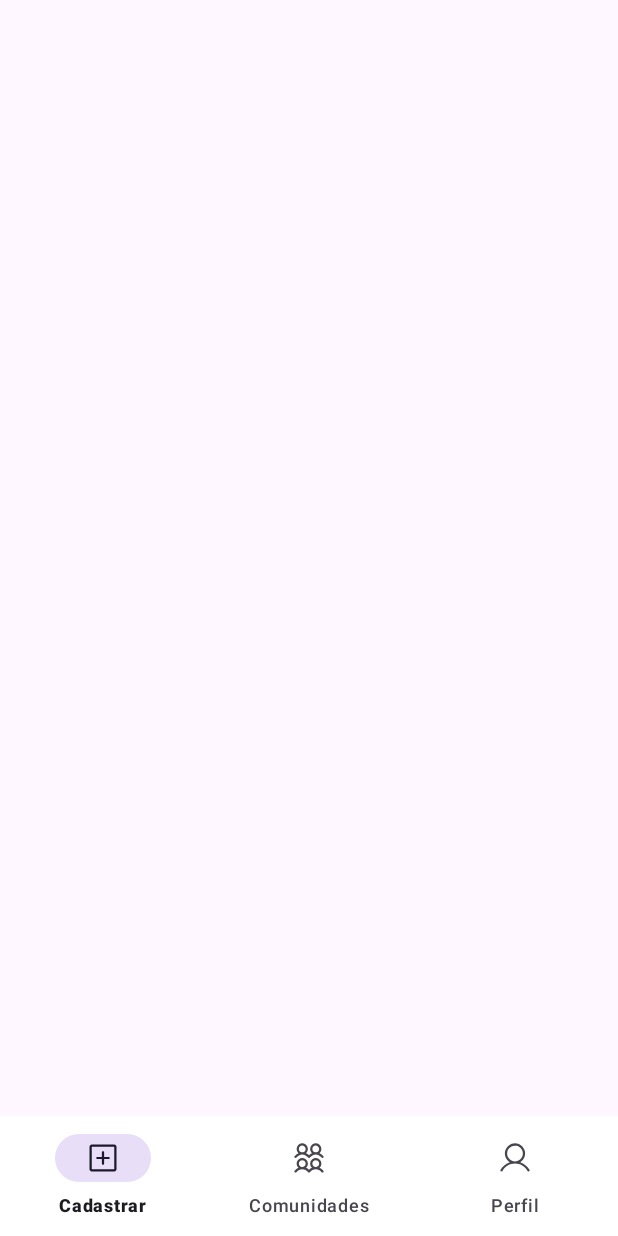
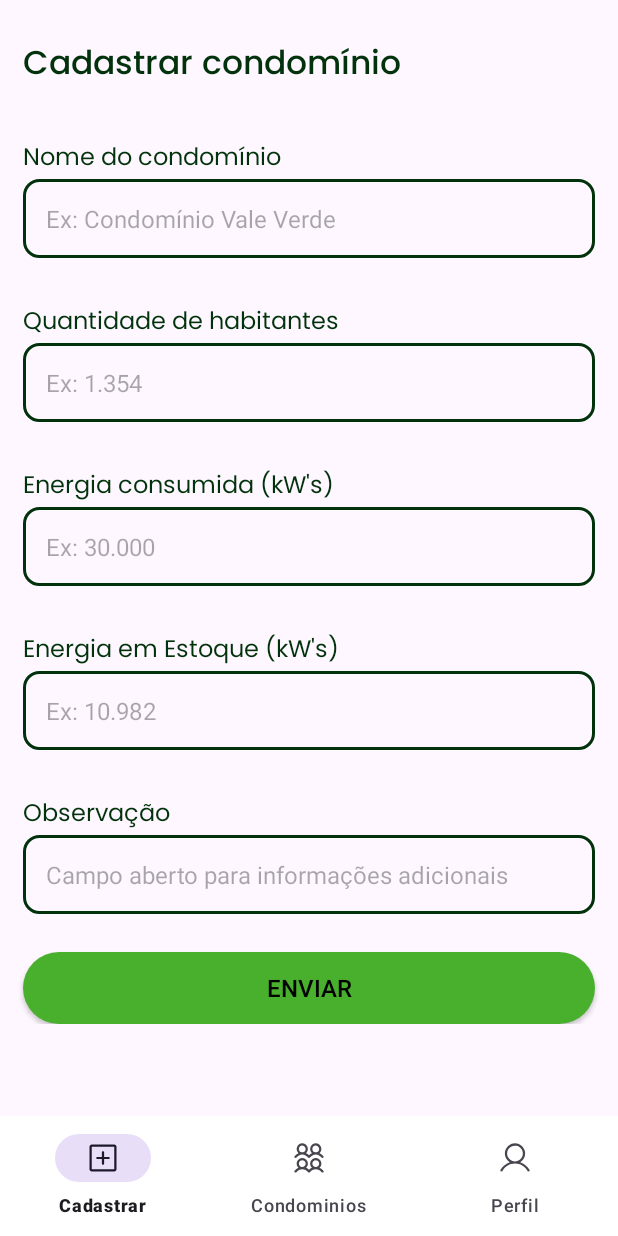
Before and after one commit to yagoluucas/gs-energywise-android, an Android app: the NovoCondominio screen opened directly, with no data from a screen before it, on a phone screen of 412 x 824 dp. Run offline under Robolectric (Android 15) with nearby library versions, the phone set to English and light mode, and no system bars.

Commit message:
Colocado o fragment de atualização de informações

```diff
--- a/app/src/main/java/com/example/energywise/activity/AtualizarComunidade.kt
+++ b/app/src/main/java/com/example/energywise/activity/AtualizarCondominio.kt
@@ -1,13 +1,10 @@
 package com.example.energywise.activity
 
 import android.os.Bundle
-import androidx.activity.enableEdgeToEdge
 import androidx.appcompat.app.AppCompatActivity
-import androidx.core.view.ViewCompat
-import androidx.core.view.WindowInsetsCompat
 import com.example.energywise.R
 
-class AtualizarComunidade : AppCompatActivity() {
+class AtualizarCondominio : AppCompatActivity() {
     override fun onCreate(savedInstanceState: Bundle?) {
         super.onCreate(savedInstanceState)
         setContentView(R.layout.activity_atualizar_comunidade)
--- a/app/src/main/java/com/example/energywise/activity/HomeActivity.kt
+++ b/app/src/main/java/com/example/energywise/activity/HomeActivity.kt
@@ -1,6 +1,8 @@
 package com.example.energywise.activity
 
 import android.os.Bundle
+import android.view.WindowManager
+import android.widget.EditText
 import androidx.appcompat.app.AppCompatActivity
 import com.example.energywise.R
 
@@ -8,5 +10,10 @@ class HomeActivity: AppCompatActivity() {
     override fun onCreate(savedInstanceState: Bundle?) {
         super.onCreate(savedInstanceState)
         setContentView(R.layout.activity_home)
+
+        val pesquisarComunidade: EditText = findViewById(R.id.HOME_CampoPesquisarComunidade_EditText)
+        pesquisarComunidade.clearFocus()
+
+        window.setSoftInputMode(WindowManager.LayoutParams.SOFT_INPUT_STATE_ALWAYS_HIDDEN)
     }
 }
--- a/app/src/main/java/com/example/energywise/activity/NovaComunidade.kt
+++ b/app/src/main/java/com/example/energywise/activity/NovoCondominio.kt
@@ -4,7 +4,7 @@ import android.os.Bundle
 import androidx.appcompat.app.AppCompatActivity
 import com.example.energywise.R
 
-class NovaComunidade : AppCompatActivity() {
+class NovoCondominio : AppCompatActivity() {
     override fun onCreate(savedInstanceState: Bundle?) {
         super.onCreate(savedInstanceState)
         setContentView(R.layout.activity_cadastro_comunidade)
--- a/app/src/main/java/com/example/energywise/fragment/BottomNavigation.kt
+++ b/app/src/main/java/com/example/energywise/fragment/BottomNavigation.kt
@@ -8,7 +8,7 @@ import android.view.ViewGroup
 import androidx.fragment.app.Fragment
 import com.example.energywise.R
 import com.example.energywise.activity.HomeActivity
-import com.example.energywise.activity.NovaComunidade
+import com.example.energywise.activity.NovoCondominio
 import com.example.energywise.activity.PerfilUsuario
 import com.google.android.material.bottomnavigation.BottomNavigationView
 
@@ -19,25 +19,25 @@ class BottomNavigation: Fragment() {
         container: ViewGroup?,
         savedInstanceState: Bundle?
     ): View? {
-        val view = inflater.inflate(R.layout.bottom_navigation_bar, container, false)
+        val view = inflater.inflate(R.layout.fragment_bottom_navigation_bar, container, false)
         bottomNavigation = view.findViewById(R.id.bottomNavigationView)
         bottomNavigation.setOnNavigationItemSelectedListener { item ->
             when(item.itemId){
 
-                R.id.Menu_NovaComunidade -> {
-                    if(activity !is NovaComunidade) {
-                        NavigationStateManager.selectedItemId = R.id.Menu_NovaComunidade
+                R.id.Menu_NovoCondominio -> {
+                    if(activity !is NovoCondominio) {
+                        NavigationStateManager.selectedItemId = R.id.Menu_NovoCondominio
 
-                        val intent = Intent(activity, NovaComunidade::class.java)
+                        val intent = Intent(activity, NovoCondominio::class.java)
                         intent.flags = Intent.FLAG_ACTIVITY_REORDER_TO_FRONT
                         startActivity(intent)
                     }
                     true
                 }
 
-                R.id.Menu_Comunidades -> {
+                R.id.Menu_Condominio -> {
                     if(activity !is HomeActivity){
-                        NavigationStateManager.selectedItemId = R.id.Menu_Comunidades
+                        NavigationStateManager.selectedItemId = R.id.Menu_Condominio
 
                         val intent = Intent(activity, HomeActivity::class.java)
                         intent.flags = Intent.FLAG_ACTIVITY_REORDER_TO_FRONT
@@ -70,6 +70,6 @@ class BottomNavigation: Fragment() {
     }
 
     object NavigationStateManager {
-        var selectedItemId: Int = R.id.Menu_Comunidades
+        var selectedItemId: Int = R.id.Menu_Condominio
     }
 }
--- /dev/null
+++ b/app/src/main/java/com/example/energywise/fragment/InfoCondominio.kt
@@ -0,0 +1,26 @@
+package com.example.energywise.fragment
+
+import android.annotation.SuppressLint
+import android.os.Bundle
+import android.view.LayoutInflater
+import android.view.View
+import android.view.ViewGroup
+import android.widget.Button
+import androidx.fragment.app.Fragment
+import com.example.energywise.R
+import com.example.energywise.activity.NovoCondominio
+
+class InfoCondominio: Fragment() {
+    @SuppressLint("MissingInflatedId")
+    override fun onCreateView(
+        inflater: LayoutInflater,
+        container: ViewGroup?,
+        savedInstanceState: Bundle?
+    ): View? {
+        val view = inflater.inflate(R.layout.fragment_info_condominio, container, false)
+        val btnEnviarInformacoes = view.findViewById<Button>(R.id.FragmentoInfoCondominio_ButnEnviarInformacoes_AppCompatButton)
+
+
+        return view
+    }
+}
--- a/app/src/main/res/layout/activity_atualizar_comunidade.xml
+++ b/app/src/main/res/layout/activity_atualizar_comunidade.xml
@@ -5,7 +5,47 @@
     android:id="@+id/main"
     android:layout_width="match_parent"
     android:layout_height="match_parent"
-    tools:context=".activity.AtualizarComunidade">
+    tools:context=".activity.AtualizarCondominio">
+
+    <ScrollView
+        android:id="@+id/ATUALIZAR_ScrollViewCadastrarComunidade_ScrollView"
+        android:layout_width="match_parent"
+        android:layout_height="0dp"
+        app:layout_constraintLeft_toLeftOf="parent"
+        app:layout_constraintRight_toRightOf="parent"
+        app:layout_constraintTop_toTopOf="parent"
+        app:layout_constraintBottom_toTopOf="@+id/fragment_container">
+
+        <androidx.constraintlayout.widget.ConstraintLayout
+            android:layout_width="match_parent"
+            android:layout_height="wrap_content"
+            android:layout_marginTop="35dp"
+            android:layout_marginHorizontal="18dp">
+
+            <TextView
+                android:id="@+id/ATUALIZAR_TextoCadastrarComunidade_TextView"
+                android:layout_width="match_parent"
+                android:layout_height="wrap_content"
+                app:layout_constraintLeft_toLeftOf="parent"
+                app:layout_constraintRight_toRightOf="parent"
+                app:layout_constraintTop_toTopOf="parent"
+                style="@style/tituloPagina"
+                android:text="Edite os campos do condomínio"/>
+
+            <androidx.fragment.app.FragmentContainerView
+                android:id="@+id/fragment_container_info_comunidade"
+                android:layout_width="match_parent"
+                android:layout_height="wrap_content"
+                app:layout_constraintRight_toRightOf="parent"
+                app:layout_constraintLeft_toLeftOf="parent"
+                app:layout_constraintTop_toBottomOf="@+id/ATUALIZAR_TextoCadastrarComunidade_TextView"
+                android:name="com.example.energywise.fragment.InfoCondominio"/>
+
+
+        </androidx.constraintlayout.widget.ConstraintLayout>
+
+    </ScrollView>
+
 
     <androidx.fragment.app.FragmentContainerView
         android:id="@+id/fragment_container"
--- a/app/src/main/res/layout/activity_cadastro_comunidade.xml
+++ b/app/src/main/res/layout/activity_cadastro_comunidade.xml
@@ -5,12 +5,49 @@
     android:id="@+id/main"
     android:layout_width="match_parent"
     android:layout_height="match_parent"
-    tools:context=".activity.NovaComunidade">
+    tools:context=".activity.NovoCondominio">
 
+    <ScrollView
+        android:id="@+id/CADASTRO_ScrollViewCadastrarComunidade_ScrollView"
+        android:layout_width="match_parent"
+        android:layout_height="0dp"
+        app:layout_constraintLeft_toLeftOf="parent"
+        app:layout_constraintRight_toRightOf="parent"
+        app:layout_constraintTop_toTopOf="parent"
+        app:layout_constraintBottom_toTopOf="@+id/fragment_container">
+
+        <androidx.constraintlayout.widget.ConstraintLayout
+            android:layout_width="match_parent"
+            android:layout_height="wrap_content"
+            android:layout_marginTop="25dp">
+
+            <TextView
+                android:id="@+id/CADASTRO_TextoCadastrarComunidade_TextView"
+                android:layout_width="match_parent"
+                android:layout_height="wrap_content"
+                app:layout_constraintLeft_toLeftOf="parent"
+                app:layout_constraintRight_toRightOf="parent"
+                app:layout_constraintTop_toTopOf="parent"
+                style="@style/tituloPagina"
+                android:text="Cadastrar condomínio"
+                android:layout_marginHorizontal="15dp"/>
+
+            <androidx.fragment.app.FragmentContainerView
+                android:id="@+id/fragment_container_info_comunidade"
+                android:layout_width="match_parent"
+                android:layout_height="wrap_content"
+                app:layout_constraintRight_toRightOf="parent"
+                app:layout_constraintLeft_toLeftOf="parent"
+                app:layout_constraintTop_toBottomOf="@+id/CADASTRO_TextoCadastrarComunidade_TextView"
+                android:name="com.example.energywise.fragment.InfoCondominio"/>
+
+        </androidx.constraintlayout.widget.ConstraintLayout>
+
+    </ScrollView>
 
     <androidx.fragment.app.FragmentContainerView
         android:id="@+id/fragment_container"
-        android:layout_width="wrap_content"
+        android:layout_width="match_parent"
         android:layout_height="wrap_content"
         app:layout_constraintRight_toRightOf="parent"
         app:layout_constraintLeft_toLeftOf="parent"
--- /dev/null
+++ b/app/src/main/res/layout/fragment_info_condominio.xml
@@ -0,0 +1,129 @@
+<?xml version="1.0" encoding="utf-8"?>
+<androidx.constraintlayout.widget.ConstraintLayout xmlns:android="http://schemas.android.com/apk/res/android"
+    android:layout_width="match_parent"
+    android:layout_height="match_parent"
+    xmlns:app="http://schemas.android.com/apk/res-auto"
+    android:layout_marginBottom="30dp">
+
+    <TextView
+        android:id="@+id/FragmentoInfoCondominio_TextoNovaComunidade_TextView"
+        android:layout_width="match_parent"
+        android:layout_height="wrap_content"
+        app:layout_constraintLeft_toLeftOf="parent"
+        app:layout_constraintRight_toRightOf="parent"
+        app:layout_constraintTop_toTopOf="parent"
+        style="@style/loginTitle"
+        android:text="Nome do condomínio"/>
+
+    <EditText
+        android:id="@+id/FragmentoInfoCondominio_CampoNovaComunidade_EditText"
+        android:layout_width="match_parent"
+        android:layout_height="wrap_content"
+        app:layout_constraintLeft_toLeftOf="parent"
+        app:layout_constraintRight_toRightOf="parent"
+        app:layout_constraintTop_toBottomOf="@+id/FragmentoInfoCondominio_TextoNovaComunidade_TextView"
+        android:hint="Ex: Condomínio Vale Verde"
+        style="@style/loginEditText"
+        android:inputType="text"/>
+
+
+    <TextView
+        android:id="@+id/FragmentoInfoCondominio_TextoQtdHabitantes_TextView"
+        android:layout_width="match_parent"
+        android:layout_height="wrap_content"
+        app:layout_constraintLeft_toLeftOf="parent"
+        app:layout_constraintRight_toRightOf="parent"
+        app:layout_constraintTop_toBottomOf="@+id/FragmentoInfoCondominio_CampoNovaComunidade_EditText"
+        style="@style/loginTitle"
+        android:text="Quantidade de habitantes"/>
+
+    <EditText
+        android:id="@+id/FragmentoInfoCondominio_CampoQtdHabitantes_EditText"
+        android:layout_width="match_parent"
+        android:layout_height="wrap_content"
+        app:layout_constraintLeft_toLeftOf="parent"
+        app:layout_constraintRight_toRightOf="parent"
+        app:layout_constraintTop_toBottomOf="@+id/FragmentoInfoCondominio_TextoQtdHabitantes_TextView"
+        android:hint="Ex: 1.354"
+        style="@style/loginEditText"
+        android:inputType="numberDecimal"/>
+
+    <TextView
+        android:id="@+id/FragmentoInfoCondominio_TextoEnergiaConsumida_TextView"
+        android:layout_width="match_parent"
+        android:layout_height="wrap_content"
+        app:layout_constraintLeft_toLeftOf="parent"
+        app:layout_constraintRight_toRightOf="parent"
+        app:layout_constraintTop_toBottomOf="@+id/FragmentoInfoCondominio_CampoQtdHabitantes_EditText"
+        style="@style/loginTitle"
+        android:text="Energia consumida (kW's)"/>
+
+    <EditText
+        android:id="@+id/FragmentoInfoCondominio_CampoEnergiaConsumida_EditText"
+        android:layout_width="match_parent"
+        android:layout_height="wrap_content"
+        app:layout_constraintLeft_toLeftOf="parent"
+        app:layout_constraintRight_toRightOf="parent"
+        app:layout_constraintTop_toBottomOf="@+id/FragmentoInfoCondominio_TextoEnergiaConsumida_TextView"
+        android:hint="Ex: 30.000"
+        style="@style/loginEditText"
+        android:inputType="numberDecimal"/>
+
+
+    <TextView
+        android:id="@+id/FragmentoInfoCondominio_TextoEnergiaEmEstoque_TextView"
+        android:layout_width="match_parent"
+        android:layout_height="wrap_content"
+        app:layout_constraintLeft_toLeftOf="parent"
+        app:layout_constraintRight_toRightOf="parent"
+        app:layout_constraintTop_toBottomOf="@+id/FragmentoInfoCondominio_CampoEnergiaConsumida_EditText"
+        style="@style/loginTitle"
+        android:text="Energia em Estoque (kW's)"/>
+
+    <EditText
+        android:id="@+id/FragmentoInfoCondominio_CampoEnergiaEmEstoque_EditText"
+        android:layout_width="match_parent"
+        android:layout_height="wrap_content"
+        app:layout_constraintLeft_toLeftOf="parent"
+        app:layout_constraintRight_toRightOf="parent"
+        app:layout_constraintTop_toBottomOf="@+id/FragmentoInfoCondominio_TextoEnergiaEmEstoque_TextView"
+        android:hint="Ex: 10.982"
+        style="@style/loginEditText"
+        android:inputType="numberDecimal"/>
+
+    <TextView
+        android:id="@+id/FragmentoInfoCondominio_TextoObservacao_TextView"
+        android:layout_width="match_parent"
+        android:layout_height="wrap_content"
+        app:layout_constraintLeft_toLeftOf="parent"
+        app:layout_constraintRight_toRightOf="parent"
+        app:layout_constraintTop_toBottomOf="@+id/FragmentoInfoCondominio_CampoEnergiaEmEstoque_EditText"
+        style="@style/loginTitle"
+        android:text="Observação"/>
+
+    <EditText
+        android:id="@+id/FragmentoInfoCondominio_CampoObservacao_EditText"
+        android:layout_width="match_parent"
+        android:layout_height="wrap_content"
+        app:layout_constraintLeft_toLeftOf="parent"
+        app:layout_constraintRight_toRightOf="parent"
+        app:layout_constraintTop_toBottomOf="@+id/FragmentoInfoCondominio_TextoObservacao_TextView"
+        android:hint="Campo aberto para informações adicionais"
+        style="@style/loginEditText"
+        android:inputType="textMultiLine"
+        android:maxLength="500"/>
+
+    <androidx.appcompat.widget.AppCompatButton
+        android:id="@+id/FragmentoInfoCondominio_ButnEnviarInformacoes_AppCompatButton"
+        android:layout_width="match_parent"
+        android:layout_height="wrap_content"
+        app:layout_constraintLeft_toLeftOf="parent"
+        app:layout_constraintRight_toRightOf="parent"
+        app:layout_constraintTop_toBottomOf="@+id/FragmentoInfoCondominio_CampoObservacao_EditText"
+        style="@style/primaryButton"
+        android:layout_marginTop="25dp"
+        android:layout_marginHorizontal="15dp"
+        android:text="Enviar"
+        android:textColor="@color/black"/>
+
+</androidx.constraintlayout.widget.ConstraintLayout>
--- a/app/src/main/res/menu/bottom_navigation_menu.xml
+++ b/app/src/main/res/menu/bottom_navigation_menu.xml
@@ -1,6 +1,6 @@
 <?xml version="1.0" encoding="utf-8"?>
 <menu xmlns:android="http://schemas.android.com/apk/res/android">
-    <item android:id="@+id/Menu_NovaComunidade" android:icon="@drawable/mais" android:title="Cadastrar"/>
-    <item android:id="@+id/Menu_Comunidades" android:title="Comunidades" android:icon="@drawable/comunidade"/>
+    <item android:id="@+id/Menu_NovoCondominio" android:icon="@drawable/mais" android:title="Cadastrar"/>
+    <item android:id="@+id/Menu_Condominio" android:title="Condominios" android:icon="@drawable/comunidade"/>
     <item android:id="@+id/Menu_Perfil" android:title="Perfil" android:icon="@drawable/perfil"/>
 </menu>
--- a/app/src/main/res/values/styles.xml
+++ b/app/src/main/res/values/styles.xml
@@ -5,20 +5,20 @@
         <item name="android:textColor">@color/title_color</item>
         <item name="android:layout_marginTop">30dp</item>
         <item name="android:textSize">16sp</item>
-        <item name="android:layout_marginStart">25dp</item>
-        <item name="android:layout_marginEnd">25dp</item>
+        <item name="android:layout_marginStart">15dp</item>
+        <item name="android:layout_marginEnd">15dp</item>
     </style>
 
     <style name="loginEditText">
         <item name="android:padding">15dp</item>
         <item name="android:textSize">16sp</item>
         <item name="android:background">@drawable/background_campo_edit_text</item>
-        <item name="android:layout_marginStart">25dp</item>
-        <item name="android:layout_marginEnd">25dp</item>
+        <item name="android:layout_marginStart">15dp</item>
+        <item name="android:layout_marginEnd">15dp</item>
     </style>
 
     <style name="primaryButton">
-        <item name="android:textColor">@color/white</item>
+        <item name="android:textColor">@color/black</item>
         <item name="android:background">@drawable/primary_button_background</item>
         <item name="android:textSize">16sp</item>
     </style>
```
Also changed, not shown: app/src/main/AndroidManifest.xml (+8 -7 lines), app/src/main/res/layout/fragment_bottom_navigation_bar.xml (renamed from app/src/main/res/layout/bottom_navigation_bar.xml).
